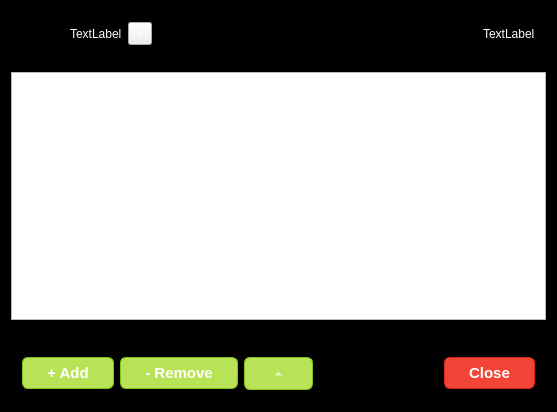
First picture: the form in mainwindow.ui, repository jarred-new/MayMayLauncher, before the edit.
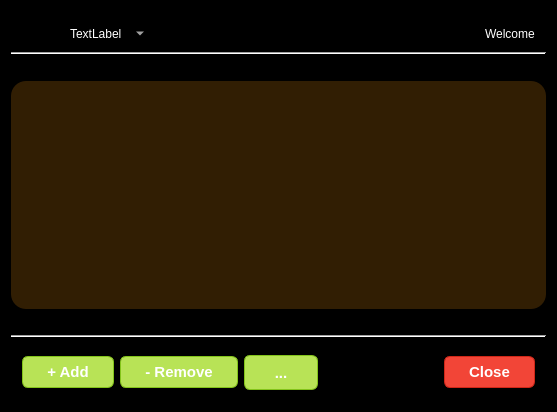
Second picture: the form after the edit. Icons and pictures are not drawn.

```diff
--- a/mainwindow.ui
+++ b/mainwindow.ui
@@ -70,16 +70,41 @@
            </property>
           </widget>
          </item>
-         <item>
+         <item alignment="Qt::AlignHCenter">
           <widget class="QToolButton" name="toolButton_2">
+           <property name="sizePolicy">
+            <sizepolicy hsizetype="Fixed" vsizetype="Preferred">
+             <horstretch>0</horstretch>
+             <verstretch>0</verstretch>
+            </sizepolicy>
+           </property>
+           <property name="maximumSize">
+            <size>
+             <width>16777215</width>
+             <height>128</height>
+            </size>
+           </property>
+           <property name="sizeIncrement">
+            <size>
+             <width>16</width>
+             <height>16</height>
+            </size>
+           </property>
+           <property name="toolTip">
+            <string>&lt;html&gt;&lt;head/&gt;&lt;body&gt;&lt;p&gt;&lt;span style=&quot; font-size:18pt; font-weight:600; color:#0dee3a;&quot;&gt;... Account Settings&lt;/span&gt;&lt;/p&gt;&lt;p&gt;&lt;span style=&quot; font-size:11pt;&quot;&gt;Show account settings to modify your profile and name.&lt;/span&gt;&lt;/p&gt;&lt;/body&gt;&lt;/html&gt;</string>
+           </property>
            <property name="styleSheet">
             <string notr="true">QToolButton {
+	background: transparent;
 	color: white;
 }</string>
            </property>
            <property name="text">
             <string>...</string>
            </property>
+           <property name="popupMode">
+            <enum>QToolButton::InstantPopup</enum>
+           </property>
            <property name="autoRaise">
             <bool>false</bool>
            </property>
@@ -113,13 +138,20 @@
 }</string>
          </property>
          <property name="text">
-          <string>TextLabel</string>
+          <string>Welcome</string>
          </property>
         </widget>
        </item>
       </layout>
      </widget>
     </item>
+    <item>
+     <widget class="Line" name="line_2">
+      <property name="orientation">
+       <enum>Qt::Horizontal</enum>
+      </property>
+     </widget>
+    </item>
     <item>
      <spacer name="verticalSpacer_2">
       <property name="orientation">
@@ -139,7 +171,79 @@
     <item>
      <widget class="QListView" name="listView">
       <property name="styleSheet">
-       <string notr="true"/>
+       <string notr="true">QListView {
+background-color: rgba(194, 120, 10, 64);
+border-radius: 15px;
+}
+
+QListView::item {
+color: white;
+shadow: 0px 0px 5px rgba(0, 0, 0, 0.5);
+}
+
+QListView::item:selected {
+background: rgba(255, 255, 255, 0.3);
+}
+
+QListView::item:hover {
+background: rgba(255, 255, 255, 0.1);
+}
+
+/* Target the vertical scroll bar specifically inside the list view */
+QListView QScrollBar:vertical {
+    border: none;
+    background: #F0F2F5;
+    width: 10px;
+    margin: 0px 0px 0px 0px;
+    border-radius: 5px;
+}
+
+/* The draggable handle */
+QListView QScrollBar::handle:vertical {
+    background: #C1C1C1;
+    min-height: 20px;
+    border-radius: 5px;
+}
+
+/* Handle color changes when hovering */
+QListView QScrollBar::handle:vertical:hover {
+    background: #A8A8A8;
+}
+
+/* Handle color changes when clicked/pressed */
+QListView QScrollBar::handle:vertical:pressed {
+    background: #787878;
+}
+
+/* Hide the top scroll arrow button */
+QListView QScrollBar::sub-line:vertical {
+    height: 0px;
+    background: none;
+}
+
+/* Hide the bottom scroll arrow button */
+QListView QScrollBar::add-line:vertical {
+    height: 0px;
+    background: none;
+}
+
+/* Smooth out the background area behind the handle */
+QListView QScrollBar::up-arrow:vertical, 
+QListView QScrollBar::down-arrow:vertical {
+    background: none;
+}
+
+QListView QScrollBar::add-page:vertical, 
+QListView QScrollBar::sub-page:vertical {
+    background: none;
+}
+</string>
+      </property>
+      <property name="verticalScrollBarPolicy">
+       <enum>Qt::ScrollBarAsNeeded</enum>
+      </property>
+      <property name="horizontalScrollBarPolicy">
+       <enum>Qt::ScrollBarAsNeeded</enum>
       </property>
      </widget>
     </item>
@@ -159,6 +263,13 @@
       </property>
      </spacer>
     </item>
+    <item>
+     <widget class="Line" name="line">
+      <property name="orientation">
+       <enum>Qt::Horizontal</enum>
+      </property>
+     </widget>
+    </item>
     <item>
      <widget class="QFrame" name="tools">
       <property name="styleSheet">
@@ -277,8 +388,17 @@
          <property name="shortcut">
           <string>Ctrl+B</string>
          </property>
+         <property name="popupMode">
+          <enum>QToolButton::InstantPopup</enum>
+         </property>
+         <property name="toolButtonStyle">
+          <enum>Qt::ToolButtonIconOnly</enum>
+         </property>
+         <property name="autoRaise">
+          <bool>false</bool>
+         </property>
          <property name="arrowType">
-          <enum>Qt::UpArrow</enum>
+          <enum>Qt::NoArrow</enum>
          </property>
         </widget>
        </item>
```
Left out of the diff: 19 changed lines with no effect on the pictures.
